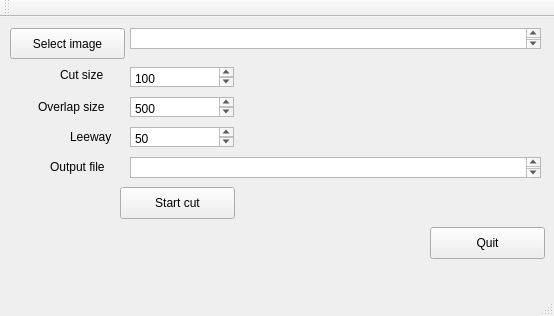
Before: the Qt Designer form mainwindow.ui in andrewmacquarrie/Gui360, drawn with Qt 5.
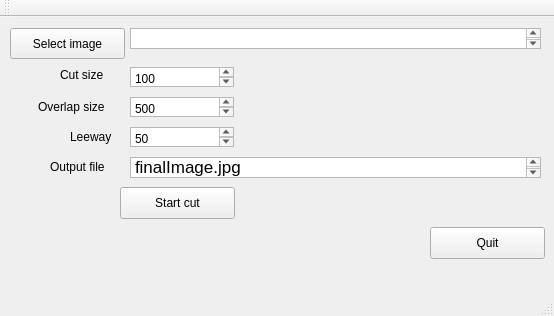
After: the same form once the commit is applied.

Commit message: using output file to save

What changed in the file:
```diff
--- a/mainwindow.ui
+++ b/mainwindow.ui
@@ -124,6 +124,13 @@
       <height>21</height>
      </rect>
     </property>
+    <property name="html">
+     <string>&lt;!DOCTYPE HTML PUBLIC &quot;-//W3C//DTD HTML 4.0//EN&quot; &quot;http://www.w3.org/TR/REC-html40/strict.dtd&quot;&gt;
+&lt;html&gt;&lt;head&gt;&lt;meta name=&quot;qrichtext&quot; content=&quot;1&quot; /&gt;&lt;style type=&quot;text/css&quot;&gt;
+p, li { white-space: pre-wrap; }
+&lt;/style&gt;&lt;/head&gt;&lt;body style=&quot; font-family:'.Helvetica Neue DeskInterface'; font-size:13pt; font-weight:400; font-style:normal;&quot;&gt;
+&lt;p style=&quot; margin-top:0px; margin-bottom:0px; margin-left:0px; margin-right:0px; -qt-block-indent:0; text-indent:0px;&quot;&gt;finalImage.jpg&lt;/p&gt;&lt;/body&gt;&lt;/html&gt;</string>
+    </property>
    </widget>
    <widget class="QLabel" name="label_3">
     <property name="geometry">
```
The commit also changes 1 other file.
